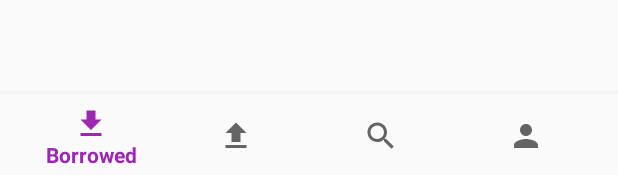
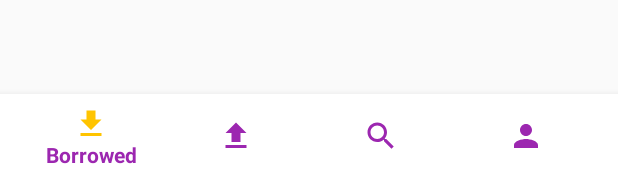
Before and after one commit to odaridavid/Makta, an Android app: the layout activity_main.xml on its own in the app's theme, with its tools: preview values and no code run, on a phone screen of 412 x 824 dp. Shown: the part 1058-1233 px from the top of the screen. Run offline under Robolectric (Android 15) with nearby library versions, the phone set to English and light mode, and no system bars.

Commit message:
refactor : add color state list for bottom navigation
- added new colors and changed secondary color in theme

```diff
--- /dev/null
+++ b/app/src/main/res/drawable/bottom_navigation_colors.xml
@@ -0,0 +1,9 @@
+<?xml version="1.0" encoding="utf-8"?>
+<selector xmlns:android="http://schemas.android.com/apk/res/android">
+    <item
+        android:state_checked="true"
+        android:color="?colorSecondary" />
+    <item
+        android:state_checked="false"
+        android:color="?colorPrimary" />
+</selector>
--- a/app/src/main/res/layout/activity_main.xml
+++ b/app/src/main/res/layout/activity_main.xml
@@ -14,7 +14,9 @@
         android:layout_height="wrap_content"
         android:layout_marginStart="0dp"
         android:layout_marginEnd="0dp"
-        android:background="?android:attr/windowBackground"
+        app:itemIconTint="@drawable/bottom_navigation_colors"
+        app:itemTextColor="?colorPrimary"
+        android:background="@android:color/white"
         app:layout_constraintBottom_toBottomOf="parent"
         app:layout_constraintLeft_toLeftOf="parent"
         app:layout_constraintRight_toRightOf="parent"
--- a/app/src/main/res/menu/navigation.xml
+++ b/app/src/main/res/menu/navigation.xml
@@ -6,26 +6,26 @@
         android:id="@+id/navigation_borrowed"
         android:icon="@drawable/ic_borrowed"
         android:title="@string/title_borrowed_books_view"
-        app:showAsAction="withText|ifRoom" />
+        app:showAsAction="ifRoom" />
 
     <!-- Navigation to lent books view -->
     <item
         android:id="@+id/navigation_lent"
         android:icon="@drawable/ic_lent"
         android:title="@string/title_lent_books_view"
-        app:showAsAction="withText|ifRoom" />
+        app:showAsAction="ifRoom" />
 
     <!--Navigation to search for books view-->
     <item
         android:id="@+id/navigation_search"
         android:icon="@drawable/ic_search"
         android:title="@string/title_book_search_view"
-        app:showAsAction="withText|ifRoom" />
+        app:showAsAction="ifRoom" />
 
     <!--Navigation to user profile view-->
     <item
         android:id="@+id/navigation_profile"
         android:icon="@drawable/ic_profile"
         android:title="@string/title_user_profile_view"
-        app:showAsAction="withText|ifRoom" />
+        app:showAsAction="ifRoom" />
 </menu>
--- a/app/src/main/res/values/colors.xml
+++ b/app/src/main/res/values/colors.xml
@@ -4,7 +4,7 @@
     <color name="purple_500_dark">#6a0080</color>
     <color name="purple_500_light">#d05ce3</color>
     <color name="colorAccent">#D81B60</color>
-    <color name="yellow_a200">#ffff00</color>
-    <color name="yellow_a200_light">#ffff5a</color>
-    <color name="yellow_a200_dark">#c7cc00</color>
+    <color name="amber_a400">#ffc400</color>
+    <color name="amber_a400_light">#fff64f</color>
+    <color name="amber_a400_dark">#c79400</color>
 </resources>
--- a/app/src/main/res/values/styles.xml
+++ b/app/src/main/res/values/styles.xml
@@ -4,7 +4,7 @@
     <style name="Theme.MaktaApp" parent="Theme.AppCompat.Light.DarkActionBar">
         <item name="colorPrimary">@color/purple_500</item>
         <item name="colorPrimaryDark">@color/purple_500_dark</item>
-        <item name="colorSecondary">@color/yellow_a200</item>
+        <item name="colorSecondary">@color/amber_a400</item>
         <item name="colorAccent">@color/colorAccent</item>
     </style>
 
```
